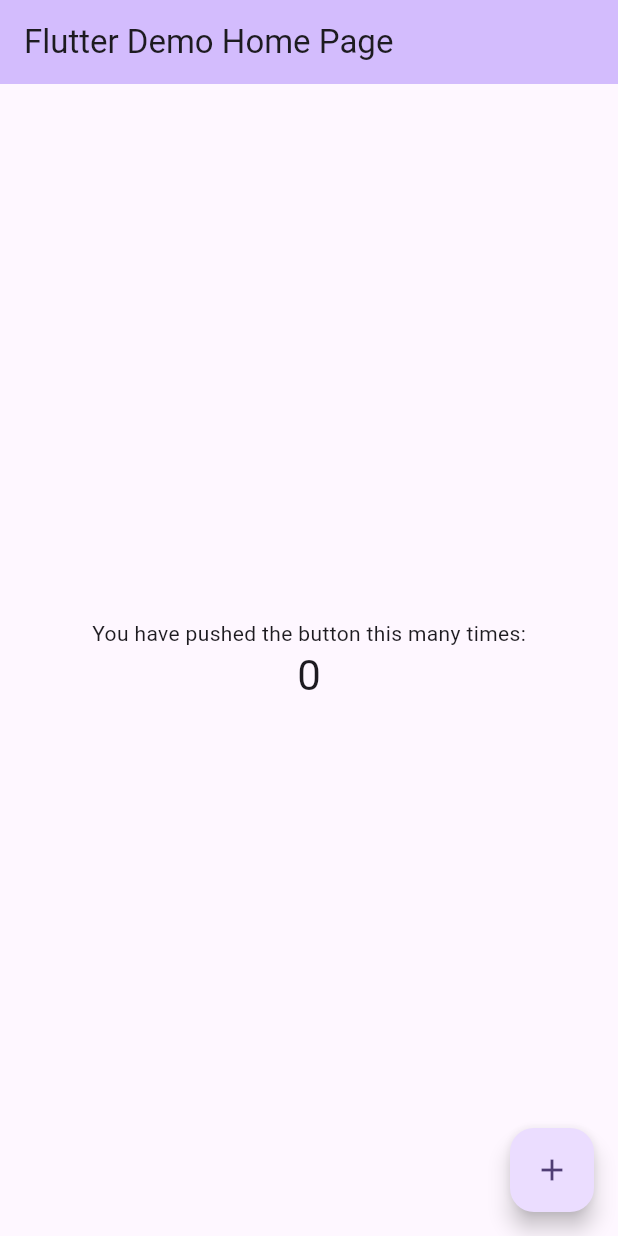
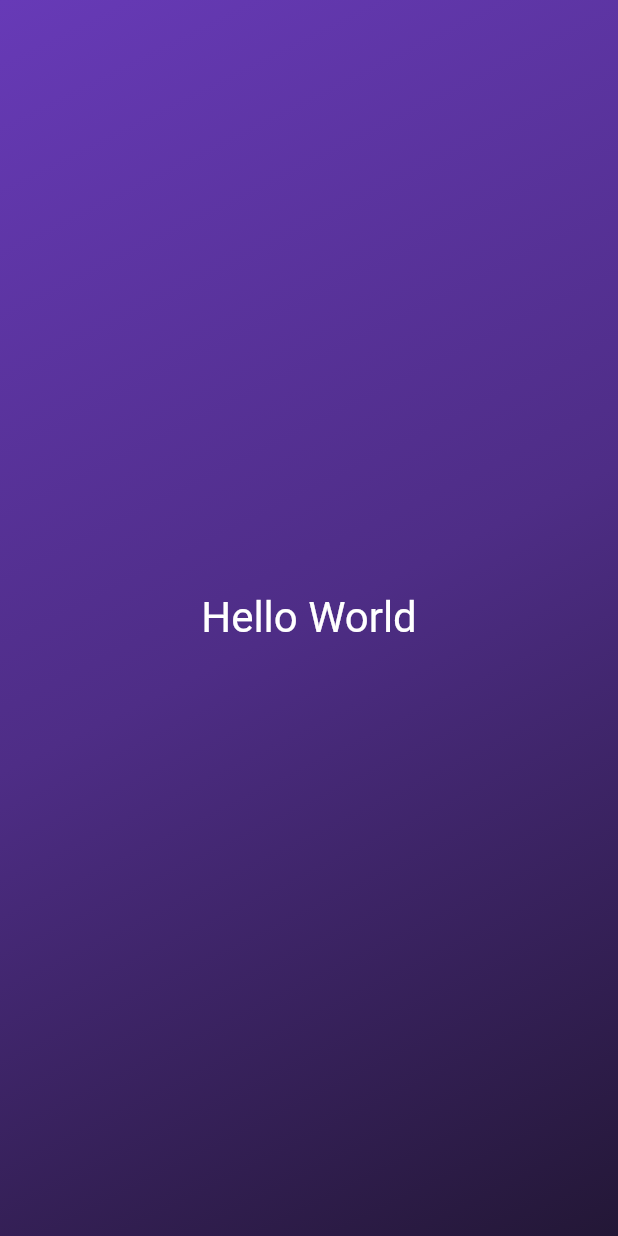
Before and after one commit to s3690691/Roll-Dice, a Flutter app: the screen it shows after launch, on a phone screen of 412 x 824 dp. Run offline on Flutter 3.47's test engine with Material 2 defaults, Android fonts, the phone set to English and light mode, and no system bars.

Commit message:
Set color and font style

```diff
--- a/lib/main.dart
+++ b/lib/main.dart
@@ -1,125 +1,41 @@
 import 'package:flutter/material.dart';
 
 void main() {
-  runApp(const MyApp());
+  runApp(
+    const MaterialApp(
+      home: Scaffold(
+        body: GradientContainer(),
+      ),
+    ),
+  );
 }
 
-class MyApp extends StatelessWidget {
-  const MyApp({super.key});
+class GradientContainer extends StatelessWidget {
+  const GradientContainer({super.key});
 
-  // This widget is the root of your application.
   @override
-  Widget build(BuildContext context) {
-    return MaterialApp(
-      title: 'Flutter Demo',
-      theme: ThemeData(
-        // This is the theme of your application.
-        //
-        // TRY THIS: Try running your application with "flutter run". You'll see
-        // the application has a blue toolbar. Then, without quitting the app,
-        // try changing the seedColor in the colorScheme below to Colors.green
-        // and then invoke "hot reload" (save your changes or press the "hot
-        // reload" button in a Flutter-supported IDE, or press "r" if you used
-        // the command line to start the app).
-        //
-        // Notice that the counter didn't reset back to zero; the application
-        // state is not lost during the reload. To reset the state, use hot
-        // restart instead.
-        //
-        // This works for code too, not just values: Most code changes can be
-        // tested with just a hot reload.
-        colorScheme: ColorScheme.fromSeed(seedColor: Colors.deepPurple),
-        useMaterial3: true,
+  Widget build(context) {
+    return Container(
+      decoration: const BoxDecoration(
+        gradient: LinearGradient(
+          colors: [
+            Color.fromARGB(255, 103, 58, 183),
+            Color.fromARGB(255, 78, 45, 134),
+            Color.fromARGB(255, 35, 23, 54)
+          ],
+          begin: Alignment.topLeft,
+          end: Alignment.bottomRight,
+        ),
       ),
-      home: const MyHomePage(title: 'Flutter Demo Home Page'),
+      child: const Center(
+        child: Text(
+          'Hello World',
+          style: TextStyle(
+            color: Colors.white,
+            fontSize: 28,
+          ),
+        ),
+      ),
     );
   }
 }
-
-class MyHomePage extends StatefulWidget {
-  const MyHomePage({super.key, required this.title});
-
-  // This widget is the home page of your application. It is stateful, meaning
-  // that it has a State object (defined below) that contains fields that affect
-  // how it looks.
-
-  // This class is the configuration for the state. It holds the values (in this
-  // case the title) provided by the parent (in this case the App widget) and
-  // used by the build method of the State. Fields in a Widget subclass are
-  // always marked "final".
-
-  final String title;
-
-  @override
-  State<MyHomePage> createState() => _MyHomePageState();
-}
-
-class _MyHomePageState extends State<MyHomePage> {
-  int _counter = 0;
-
-  void _incrementCounter() {
-    setState(() {
-      // This call to setState tells the Flutter framework that something has
-      // changed in this State, which causes it to rerun the build method below
-      // so that the display can reflect the updated values. If we changed
-      // _counter without calling setState(), then the build method would not be
-      // called again, and so nothing would appear to happen.
-      _counter++;
-    });
-  }
-
-  @override
-  Widget build(BuildContext context) {
-    // This method is rerun every time setState is called, for instance as done
-    // by the _incrementCounter method above.
-    //
-    // The Flutter framework has been optimized to make rerunning build methods
-    // fast, so that you can just rebuild anything that needs updating rather
-    // than having to individually change instances of widgets.
-    return Scaffold(
-      appBar: AppBar(
-        // TRY THIS: Try changing the color here to a specific color (to
-        // Colors.amber, perhaps?) and trigger a hot reload to see the AppBar
-        // change color while the other colors stay the same.
-        backgroundColor: Theme.of(context).colorScheme.inversePrimary,
-        // Here we take the value from the MyHomePage object that was created by
-        // the App.build method, and use it to set our appbar title.
-        title: Text(widget.title),
-      ),
-      body: Center(
-        // Center is a layout widget. It takes a single child and positions it
-        // in the middle of the parent.
-        child: Column(
-          // Column is also a layout widget. It takes a list of children and
-          // arranges them vertically. By default, it sizes itself to fit its
-          // children horizontally, and tries to be as tall as its parent.
-          //
-          // Column has various properties to control how it sizes itself and
-          // how it positions its children. Here we use mainAxisAlignment to
-          // center the children vertically; the main axis here is the vertical
-          // axis because Columns are vertical (the cross axis would be
-          // horizontal).
-          //
-          // TRY THIS: Invoke "debug painting" (choose the "Toggle Debug Paint"
-          // action in the IDE, or press "p" in the console), to see the
-          // wireframe for each widget.
-          mainAxisAlignment: MainAxisAlignment.center,
-          children: <Widget>[
-            const Text(
-              'You have pushed the button this many times:',
-            ),
-            Text(
-              '$_counter',
-              style: Theme.of(context).textTheme.headlineMedium,
-            ),
-          ],
-        ),
-      ),
-      floatingActionButton: FloatingActionButton(
-        onPressed: _incrementCounter,
-        tooltip: 'Increment',
-        child: const Icon(Icons.add),
-      ), // This trailing comma makes auto-formatting nicer for build methods.
-    );
-  }
-}
```
